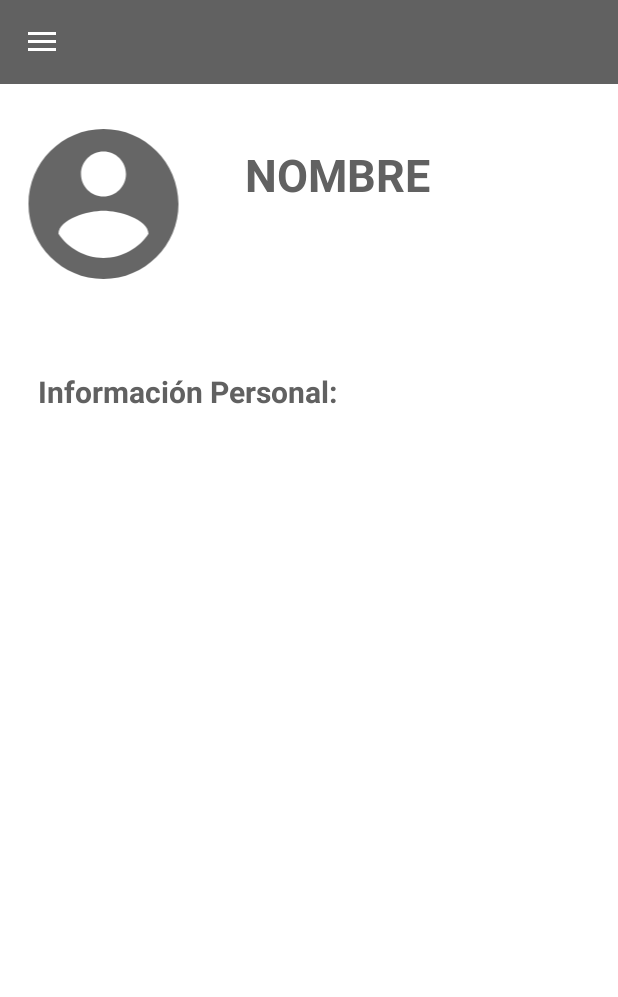
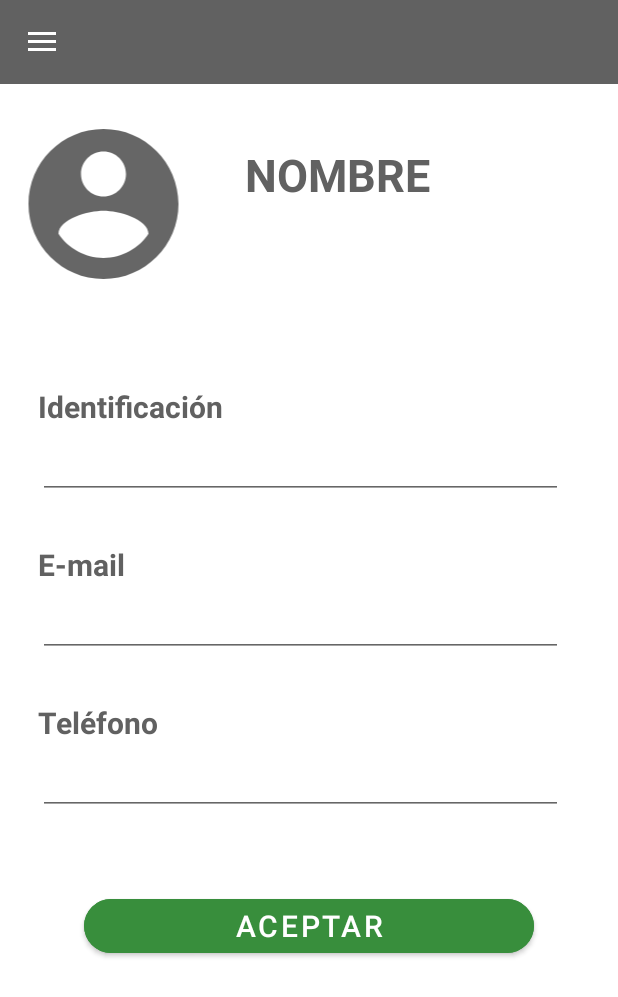
Before and after one commit to Jesica262/TrabajoPracticoIntegradorDAM, an Android app: the fragment FragmentPerfil placed in its activity, on a phone screen of 412 x 824 dp. Shown: the top 997 px of the screen. Run offline under Robolectric (Android 15) with nearby library versions, the phone set to English and light mode, and no system bars.

Commit message:
agregado de perfil

```diff
--- a/app/src/main/AndroidManifest.xml
+++ b/app/src/main/AndroidManifest.xml
@@ -25,10 +25,10 @@
             android:name=".MainActivity2"
             android:exported="false" />
         <activity
-            android:name=".MainActivity"
+            android:name=".Menu"
             android:exported="true" />
         <activity
-            android:name=".Menu"
+            android:name=".MainActivity"
             android:exported="true">
             <intent-filter>
                 <action android:name="android.intent.action.MAIN" />
--- a/app/src/main/java/com/example/myarbolito/FragmentMenu.java
+++ b/app/src/main/java/com/example/myarbolito/FragmentMenu.java
@@ -22,15 +22,9 @@ public class FragmentMenu extends Fragment {
     private Button inicio_sesion;
     private Button informacionMenu;
 
-
-
-
-
     public FragmentMenu() {
         // Required empty public constructor
     }
-
-
 
     @Override
     public View onCreateView(LayoutInflater inflater, ViewGroup container,
--- a/app/src/main/java/com/example/myarbolito/FragmentPerfil.java
+++ b/app/src/main/java/com/example/myarbolito/FragmentPerfil.java
@@ -2,57 +2,27 @@ package com.example.myarbolito;
 
 import android.os.Bundle;
 
+import androidx.annotation.NonNull;
+import androidx.annotation.Nullable;
 import androidx.fragment.app.Fragment;
 
 import android.view.LayoutInflater;
 import android.view.View;
 import android.view.ViewGroup;
+import android.widget.Button;
+import android.widget.Toast;
 
-/**
- * A simple {@link Fragment} subclass.
- * Use the {@link FragmentPerfil#newInstance} factory method to
- * create an instance of this fragment.
- */
+import com.example.myarbolito.DataSource.UsuarioDataSource;
+import com.example.myarbolito.Modelo.Usuario;
+import com.example.myarbolito.Repository.UsuarioRepository;
+import com.example.myarbolito.Room.UsuarioRoomDataSource;
+
 public class FragmentPerfil extends Fragment {
 
-    // TODO: Rename parameter arguments, choose names that match
-    // the fragment initialization parameters, e.g. ARG_ITEM_NUMBER
-    private static final String ARG_PARAM1 = "param1";
-    private static final String ARG_PARAM2 = "param2";
-
-    // TODO: Rename and change types of parameters
-    private String mParam1;
-    private String mParam2;
+    private Button aceptar;
 
     public FragmentPerfil() {
         // Required empty public constructor
-    }
-
-    /**
-     * Use this factory method to create a new instance of
-     * this fragment using the provided parameters.
-     *
-     * @param param1 Parameter 1.
-     * @param param2 Parameter 2.
-     * @return A new instance of fragment FragmentPerfil.
-     */
-    // TODO: Rename and change types and number of parameters
-    public static FragmentPerfil newInstance(String param1, String param2) {
-        FragmentPerfil fragment = new FragmentPerfil();
-        Bundle args = new Bundle();
-        args.putString(ARG_PARAM1, param1);
-        args.putString(ARG_PARAM2, param2);
-        fragment.setArguments(args);
-        return fragment;
-    }
-
-    @Override
-    public void onCreate(Bundle savedInstanceState) {
-        super.onCreate(savedInstanceState);
-        if (getArguments() != null) {
-            mParam1 = getArguments().getString(ARG_PARAM1);
-            mParam2 = getArguments().getString(ARG_PARAM2);
-        }
     }
 
     @Override
@@ -61,4 +31,20 @@ public class FragmentPerfil extends Fragment {
         // Inflate the layout for this fragment
         return inflater.inflate(R.layout.fragment_perfil, container, false);
     }
+
+    @Override
+    public void onViewCreated(@NonNull View view, @Nullable Bundle savedInstanceState) {
+        super.onViewCreated(view, savedInstanceState);
+        aceptar = view.findViewById(R.id.registrar);
+        aceptar();
+    }
+
+    public void aceptar() {
+        aceptar.setOnClickListener(new View.OnClickListener() {
+            @Override
+            public void onClick(View v) {
+
+            }
+        });
+    }
 }
--- a/app/src/main/java/com/example/myarbolito/Modelo/UsuarioAndAllArboles.java
+++ b/app/src/main/java/com/example/myarbolito/Modelo/UsuarioAndAllArboles.java
@@ -8,7 +8,7 @@ import androidx.room.Relation;
 import java.util.List;
 
 public class UsuarioAndAllArboles {
-    @Embbebed Usuario;
+  //  @Embbebed Usuario;
     @Relation(parentColumn = "id", entityColumn= "usuarioId" ,entity= Arbol.class)
     List<Arbol> arboles;
 
--- a/app/src/main/res/layout/fragment_perfil.xml
+++ b/app/src/main/res/layout/fragment_perfil.xml
@@ -15,6 +15,11 @@
         android:layout_width="match_parent"
         android:layout_height="151dp"
         android:orientation="horizontal">
+
+        usuario;
+        private String pass;
+        private String email;
+        private Long telefono;
 
         <ImageView
             android:id="@+id/fotoInicioSesion"
@@ -36,19 +41,83 @@
     </LinearLayout>
     <LinearLayout
         android:layout_width="match_parent"
-        android:layout_height="match_parent">
+        android:layout_height="match_parent"
+        android:orientation="vertical">
 
         <TextView
-            android:id="@+id/InfoText"
+            android:id="@+id/id"
             android:layout_width="wrap_content"
             android:layout_height="wrap_content"
             android:layout_marginHorizontal="25dp"
-            android:layout_marginTop="40dp"
-            android:text="Información Personal:"
+            android:layout_marginTop="50dp"
+            android:text="Identificación"
             android:textColor="@color/md_grey_700"
             android:textSize="20dp"
             android:textStyle="bold" />
 
+        <EditText
+            android:id="@+id/identificador"
+            android:layout_width="350dp"
+            android:layout_height="wrap_content"
+            android:layout_marginHorizontal="25dp"
+            android:ems="10"
+            android:editable="false"
+            android:textSize="20dp"
+            android:textStyle="bold" />
+
+        <TextView
+            android:id="@+id/email"
+            android:layout_width="match_parent"
+            android:layout_height="wrap_content"
+            android:layout_marginHorizontal="25dp"
+            android:layout_marginTop="30dp"
+            android:text="E-mail"
+            android:textColor="@color/md_grey_700"
+            android:textSize="20dp"
+            android:textStyle="bold" />
+
+        <EditText
+            android:id="@+id/emailText"
+            android:layout_width="350dp"
+            android:layout_height="wrap_content"
+            android:ems="10"
+            android:editable="false"
+            android:layout_marginHorizontal="25dp"
+            android:textSize="20dp"
+            android:textStyle="bold"/>
+
+        <TextView
+            android:id="@+id/tel"
+            android:layout_width="wrap_content"
+            android:layout_height="wrap_content"
+            android:layout_marginHorizontal="25dp"
+            android:layout_marginTop="30dp"
+            android:text="Teléfono"
+            android:textColor="@color/md_grey_700"
+            android:textSize="20dp"
+            android:textStyle="bold" />
+
+        <EditText
+            android:id="@+id/telefono"
+            android:layout_width="350dp"
+            android:layout_height="wrap_content"
+            android:ems="10"
+            android:editable="false"
+            android:layout_marginHorizontal="25dp"
+            android:textSize="20dp"
+            android:textStyle="bold"/>
+
+        <Button
+            android:id="@+id/registrar"
+            android:layout_width="300dp"
+            android:layout_height="wrap_content"
+            android:layout_gravity="center"
+            android:textSize="20dp"
+            android:layout_marginTop="50dp"
+            android:backgroundTint="@color/md_green_700"
+            android:text="@string/Aceptar"
+            app:cornerRadius="30dp" />
+
         </LinearLayout>
     </LinearLayout>
 </FrameLayout>
```
Also changed, not shown: app/src/main/java/com/example/myarbolito/FragmentInformacion.java (+1 -41 lines), app/src/main/java/com/example/myarbolito/FragmentInicioSesion.java (+19 -7 lines), app/src/main/java/com/example/myarbolito/FragmentRegistro.java (+4 -8 lines), app/src/main/java/com/example/myarbolito/Modelo/Arbol.java (+5 -6 lines).
